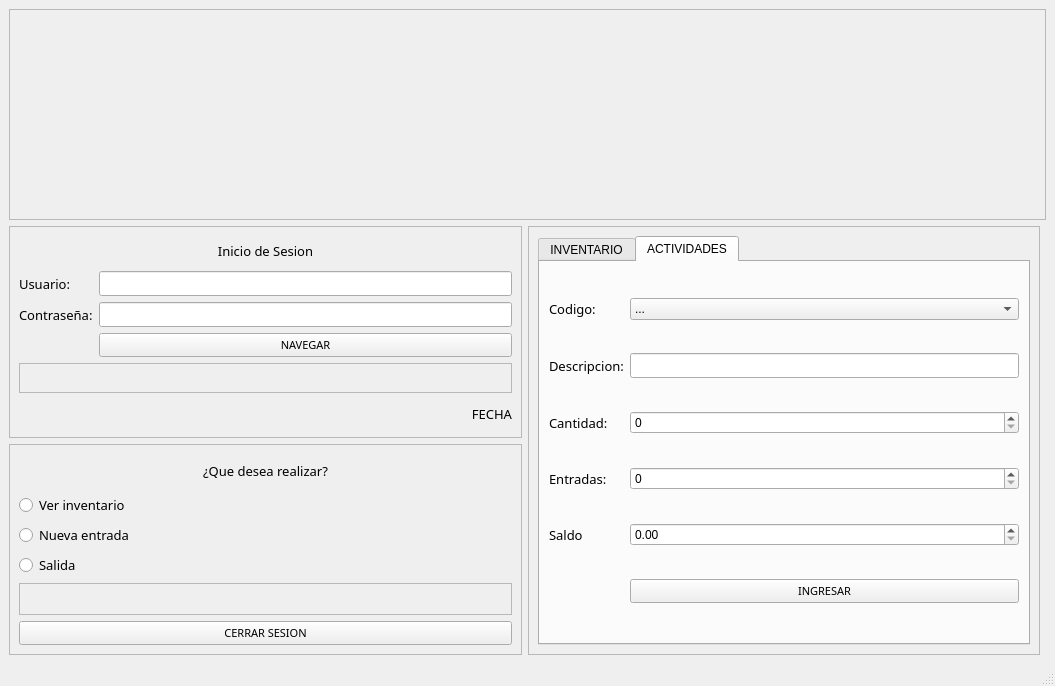
fer-hnndz/inventario-copeco, file mainwindow.ui: the form before one commit.
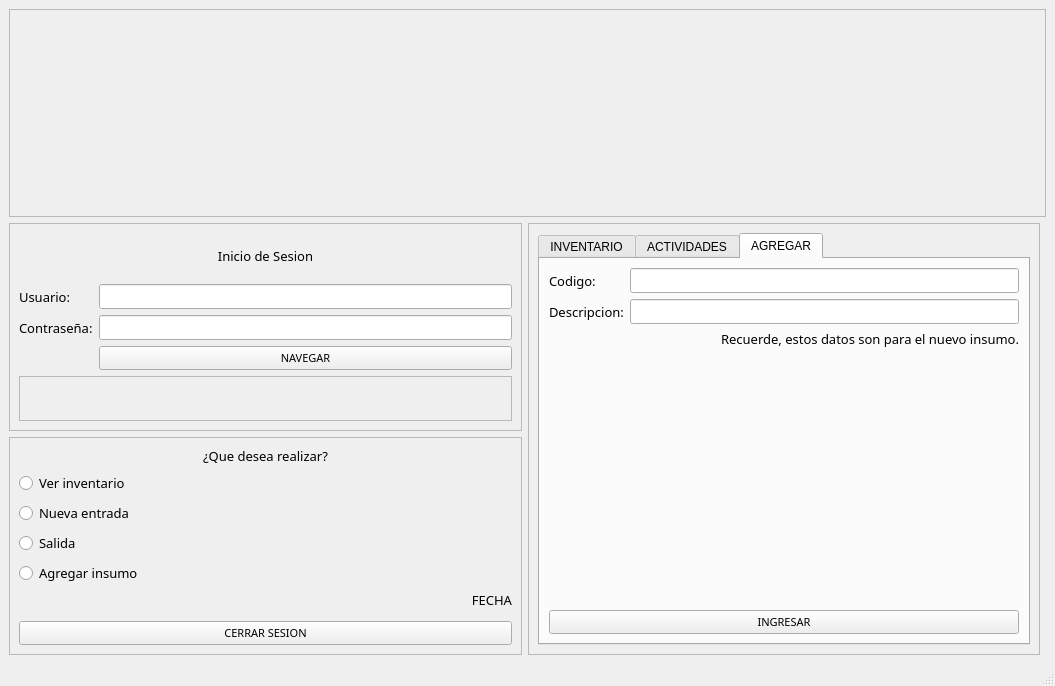
The form after the commit.

The edit to the form file:
```diff
--- a/mainwindow.ui
+++ b/mainwindow.ui
@@ -27,7 +27,7 @@
        <item row="0" column="0">
         <widget class="QTabWidget" name="tab_copeco">
          <property name="currentIndex">
-          <number>1</number>
+          <number>2</number>
          </property>
          <widget class="QWidget" name="tab_inventario">
           <attribute name="title">
@@ -164,6 +164,88 @@
            </item>
           </layout>
          </widget>
+         <widget class="QWidget" name="tab">
+          <attribute name="title">
+           <string>AGREGAR</string>
+          </attribute>
+          <layout class="QGridLayout" name="gridLayout_8">
+           <item row="2" column="1">
+            <widget class="QLineEdit" name="le_descripcionA">
+             <property name="font">
+              <font>
+               <family>MS Reference Sans Serif</family>
+               <pointsize>9</pointsize>
+              </font>
+             </property>
+            </widget>
+           </item>
+           <item row="2" column="0">
+            <widget class="QLabel" name="lbl_descripcionA">
+             <property name="font">
+              <font>
+               <family>MS Reference Sans Serif</family>
+               <pointsize>10</pointsize>
+              </font>
+             </property>
+             <property name="text">
+              <string>Descripcion:</string>
+             </property>
+            </widget>
+           </item>
+           <item row="1" column="1">
+            <widget class="QLineEdit" name="le_codigoA">
+             <property name="font">
+              <font>
+               <family>MS Reference Sans Serif</family>
+               <pointsize>9</pointsize>
+              </font>
+             </property>
+            </widget>
+           </item>
+           <item row="1" column="0">
+            <widget class="QLabel" name="lbl_codeA">
+             <property name="font">
+              <font>
+               <family>MS Reference Sans Serif</family>
+               <pointsize>10</pointsize>
+              </font>
+             </property>
+             <property name="text">
+              <string>Codigo:</string>
+             </property>
+            </widget>
+           </item>
+           <item row="3" column="0" colspan="2">
+            <widget class="QLabel" name="lbl_tituloA">
+             <property name="font">
+              <font>
+               <family>MS Reference Sans Serif</family>
+               <pointsize>10</pointsize>
+              </font>
+             </property>
+             <property name="text">
+              <string>Recuerde, estos datos son para el nuevo insumo.</string>
+             </property>
+             <property name="alignment">
+              <set>Qt::AlignRight|Qt::AlignTop|Qt::AlignTrailing</set>
+             </property>
+            </widget>
+           </item>
+           <item row="4" column="0" colspan="2">
+            <widget class="QPushButton" name="btn_agregarInsumo">
+             <property name="font">
+              <font>
+               <family>MS Reference Sans Serif</family>
+               <pointsize>8</pointsize>
+              </font>
+             </property>
+             <property name="text">
+              <string>INGRESAR</string>
+             </property>
+            </widget>
+           </item>
+          </layout>
+         </widget>
         </widget>
        </item>
       </layout>
@@ -198,19 +280,6 @@
          </property>
         </widget>
        </item>
-       <item row="2" column="0">
-        <widget class="QLabel" name="lbl_contra">
-         <property name="font">
-          <font>
-           <family>MS Reference Sans Serif</family>
-           <pointsize>10</pointsize>
-          </font>
-         </property>
-         <property name="text">
-          <string>Contraseña:</string>
-         </property>
-        </widget>
-       </item>
        <item row="4" column="0" colspan="2">
         <widget class="QFrame" name="f_relleno1">
          <property name="frameShape">
@@ -221,6 +290,19 @@
          </property>
         </widget>
        </item>
+       <item row="2" column="0">
+        <widget class="QLabel" name="lbl_contra">
+         <property name="font">
+          <font>
+           <family>MS Reference Sans Serif</family>
+           <pointsize>10</pointsize>
+          </font>
+         </property>
+         <property name="text">
+          <string>Contraseña:</string>
+         </property>
+        </widget>
+       </item>
        <item row="3" column="1">
         <widget class="QPushButton" name="btn_ingresar">
          <property name="font">
@@ -234,6 +316,19 @@
          </property>
         </widget>
        </item>
+       <item row="1" column="0">
+        <widget class="QLabel" name="lbl_usuario">
+         <property name="font">
+          <font>
+           <family>MS Reference Sans Serif</family>
+           <pointsize>10</pointsize>
+          </font>
+         </property>
+         <property name="text">
+          <string>Usuario:</string>
+         </property>
+        </widget>
+       </item>
        <item row="0" column="0" colspan="2">
         <widget class="QLabel" name="lbl_sesion">
          <property name="font">
@@ -250,35 +345,6 @@
          </property>
         </widget>
        </item>
-       <item row="1" column="0">
-        <widget class="QLabel" name="lbl_usuario">
-         <property name="font">
-          <font>
-           <family>MS Reference Sans Serif</family>
-           <pointsize>10</pointsize>
-          </font>
-         </property>
-         <property name="text">
-          <string>Usuario:</string>
-         </property>
-        </widget>
-       </item>
-       <item row="5" column="0" colspan="2">
-        <widget class="QLabel" name="lbl_fecha">
-         <property name="font">
-          <font>
-           <family>MS Reference Sans Serif</family>
-           <pointsize>10</pointsize>
-          </font>
-         </property>
-         <property name="text">
-          <string>FECHA</string>
-         </property>
-         <property name="alignment">
-          <set>Qt::AlignRight|Qt::AlignTrailing|Qt::AlignVCenter</set>
-         </property>
-        </widget>
-       </item>
       </layout>
      </widget>
     </item>
@@ -291,6 +357,48 @@
        <enum>QFrame::Raised</enum>
       </property>
       <layout class="QGridLayout" name="gridLayout_2">
+       <item row="0" column="0">
+        <widget class="QLabel" name="lbl_sesion_2">
+         <property name="font">
+          <font>
+           <family>MS Reference Sans Serif</family>
+           <pointsize>10</pointsize>
+          </font>
+         </property>
+         <property name="text">
+          <string>¿Que desea realizar?</string>
+         </property>
+         <property name="alignment">
+          <set>Qt::AlignCenter</set>
+         </property>
+        </widget>
+       </item>
+       <item row="6" column="0">
+        <widget class="QFrame" name="f_relleno2">
+         <property name="frameShape">
+          <enum>QFrame::StyledPanel</enum>
+         </property>
+         <property name="frameShadow">
+          <enum>QFrame::Raised</enum>
+         </property>
+        </widget>
+       </item>
+       <item row="5" column="0">
+        <widget class="QLabel" name="lbl_fecha">
+         <property name="font">
+          <font>
+           <family>MS Reference Sans Serif</family>
+           <pointsize>10</pointsize>
+          </font>
+         </property>
+         <property name="text">
+          <string>FECHA</string>
+         </property>
+         <property name="alignment">
+          <set>Qt::AlignRight|Qt::AlignTrailing|Qt::AlignVCenter</set>
+         </property>
+        </widget>
+       </item>
        <item row="3" column="0">
         <widget class="QRadioButton" name="radioButton_3">
          <property name="font">
@@ -304,26 +412,16 @@
          </property>
         </widget>
        </item>
-       <item row="2" column="0">
-        <widget class="QRadioButton" name="rb_entrada">
-         <property name="font">
-          <font>
-           <family>MS Reference Sans Serif</family>
-           <pointsize>10</pointsize>
-          </font>
-         </property>
-         <property name="text">
-          <string>Nueva entrada</string>
-         </property>
-        </widget>
-       </item>
        <item row="4" column="0">
-        <widget class="QFrame" name="f_relleno2">
-         <property name="frameShape">
-          <enum>QFrame::StyledPanel</enum>
+        <widget class="QRadioButton" name="rb_agregarInsumo">
+         <property name="font">
+          <font>
+           <family>MS Reference Sans Serif</family>
+           <pointsize>10</pointsize>
+          </font>
          </property>
-         <property name="frameShadow">
-          <enum>QFrame::Raised</enum>
+         <property name="text">
+          <string>Agregar insumo</string>
          </property>
         </widget>
        </item>
@@ -340,23 +438,7 @@
          </property>
         </widget>
        </item>
-       <item row="0" column="0">
-        <widget class="QLabel" name="lbl_sesion_2">
-         <property name="font">
-          <font>
-           <family>MS Reference Sans Serif</family>
-           <pointsize>10</pointsize>
-          </font>
-         </property>
-         <property name="text">
-          <string>¿Que desea realizar?</string>
-         </property>
-         <property name="alignment">
-          <set>Qt::AlignCenter</set>
-         </property>
-        </widget>
-       </item>
-       <item row="5" column="0">
+       <item row="7" column="0">
         <widget class="QPushButton" name="btn_ingresar_2">
          <property name="font">
           <font>
@@ -369,6 +451,19 @@
          </property>
         </widget>
        </item>
+       <item row="2" column="0">
+        <widget class="QRadioButton" name="rb_entrada">
+         <property name="font">
+          <font>
+           <family>MS Reference Sans Serif</family>
+           <pointsize>10</pointsize>
+          </font>
+         </property>
+         <property name="text">
+          <string>Nueva entrada</string>
+         </property>
+        </widget>
+       </item>
       </layout>
      </widget>
     </item>
```
